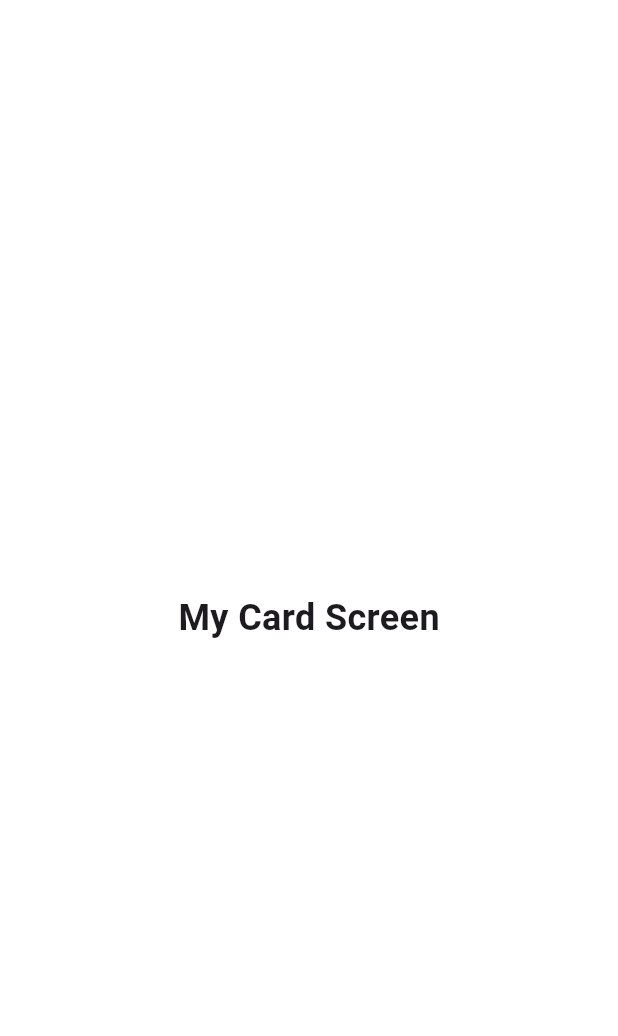
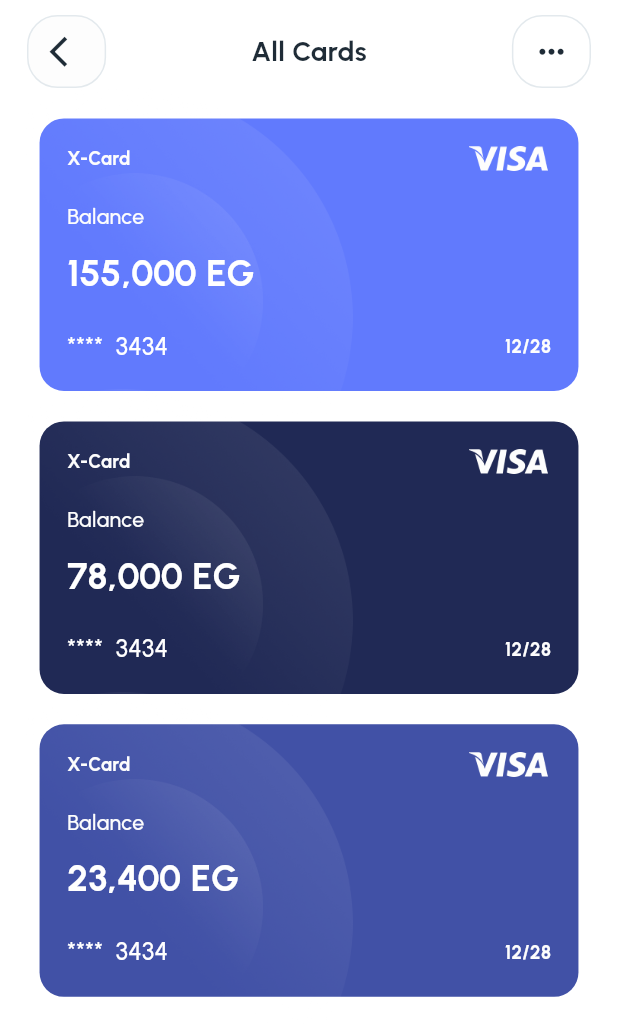
Before and after one commit to sohibemad122/finance_ui, a Flutter app: the MyCard screen opened directly, on a phone screen of 412 x 824 dp. Shown: the top 1036 px of the screen. Run offline on Flutter 3.47's test engine with Material 3 defaults, Android fonts, the phone set to English and light mode, and no system bars; our stand-ins replace carousel_slider, flutter_screenutil, persistent_bottom_nav_bar_v2, pin_code_fields.

Commit message:
All Card Page

```diff
--- a/lib/feature/home/ui/my_card.dart
+++ b/lib/feature/home/ui/my_card.dart
@@ -1,5 +1,9 @@
+import 'package:finance_ui/core/helpers/spacing.dart';
 import 'package:finance_ui/core/theme/app_colors.dart';
+import 'package:finance_ui/feature/home/widgets/back_botton.dart';
+import 'package:finance_ui/feature/home/widgets/card_item.dart';
 import 'package:flutter/material.dart';
+import 'package:flutter_screenutil/flutter_screenutil.dart';
 
 class MyCard extends StatelessWidget {
   const MyCard({super.key});
@@ -9,10 +13,29 @@ class MyCard extends StatelessWidget {
     return Scaffold(
       backgroundColor: AppColors.white,
       body: SafeArea(
-        child: Center(
-          child: Text(
-            'My Card Screen',
-            style: TextStyle(fontSize: 24, fontWeight: FontWeight.bold),
+        child: Padding(
+          padding: const EdgeInsets.symmetric(horizontal: 18.0, vertical: 10),
+          child: SingleChildScrollView(
+            child: Column(
+              children: [
+                const BackBottonAndAppBar(),
+                verticalSpace(20),
+                CardItem(height: 179.h, weight: 327.w, balance: '155,000 EG'),
+                verticalSpace(20),
+                CardItem(
+                  height: 179.h,
+                  weight: 327.w,
+                  backgroundColor: AppColors.darkBlue,
+                  balance: '78,000 EG',
+                ),
+                verticalSpace(20),
+                CardItem(
+                  height: 179.h,
+                  weight: 327.w,
+                  backgroundColor: AppColors.darkPurple,
+                ),
+              ],
+            ),
           ),
         ),
       ),
--- /dev/null
+++ b/lib/feature/home/widgets/back_botton.dart
@@ -0,0 +1,56 @@
+import 'package:finance_ui/core/theme/app_colors.dart';
+import 'package:finance_ui/core/theme/text_style.dart';
+import 'package:flutter/material.dart';
+import 'package:flutter_screenutil/flutter_screenutil.dart';
+
+class BackBottonAndAppBar extends StatelessWidget {
+  const BackBottonAndAppBar({super.key});
+
+  @override
+  Widget build(BuildContext context) {
+    return Row(
+      mainAxisAlignment: MainAxisAlignment.spaceBetween,
+      children: [
+        Container(
+          height: 48.h,
+          width: 48.w,
+          decoration: BoxDecoration(
+            color: AppColors.neutral10,
+            borderRadius: BorderRadius.circular(20.r),
+            border: Border.all(color: AppColors.neutral30, width: 1),
+          ),
+          child: Padding(
+            padding: const EdgeInsets.symmetric(horizontal: 14.0),
+            child: Icon(
+              Icons.arrow_back_ios,
+              size: 24.sp,
+              weight: 24.w,
+              color: AppColors.neutral100,
+            ),
+          ),
+        ),
+
+        Text('All Cards', style: TextStyles.font18neutral100semibold),
+
+        Container(
+          height: 48.h,
+          width: 48.w,
+          decoration: BoxDecoration(
+            color: AppColors.white,
+            borderRadius: BorderRadius.circular(20.r),
+            border: Border.all(color: AppColors.neutral30, width: 1),
+          ),
+          child: Padding(
+            padding: const EdgeInsets.symmetric(horizontal: 10.0),
+            child: Icon(
+              Icons.more_horiz,
+              size: 24.sp,
+              weight: 24.w,
+              color: AppColors.neutral100,
+            ),
+          ),
+        ),
+      ],
+    );
+  }
+}
--- a/lib/feature/home/widgets/card_item.dart
+++ b/lib/feature/home/widgets/card_item.dart
@@ -11,6 +11,8 @@ class CardItem extends StatelessWidget {
   final String? expiryDate;
   final String? cardTypeImage;
   final Color? backgroundColor;
+  final double? height;
+  final double? weight;
 
   const CardItem({
     super.key,
@@ -20,13 +22,15 @@ class CardItem extends StatelessWidget {
     this.expiryDate,
     this.cardTypeImage,
     this.backgroundColor,
+    this.height,
+    this.weight,
   });
 
   @override
   Widget build(BuildContext context) {
     return SizedBox(
-      width: 207.w,
-      height: 263.h,
+      width: weight ?? 207.w,
+      height: height ?? 263.h,
       child: Stack(
         clipBehavior: Clip.none,
         children: [
@@ -64,7 +68,7 @@ class CardItem extends StatelessWidget {
                 Text('Balance', style: TextStyles.font14neutral0medium),
                 verticalSpace(10),
                 Text(
-                  balance ?? '23400 EG',
+                  balance ?? '23,400 EG',
                   style: TextStyles.font24whitesemibold,
                 ),
 
@@ -110,5 +114,4 @@ class CardItem extends StatelessWidget {
       ),
     );
   }
-
 }
--- a/lib/feature/home/widgets/carousel_slider.dart
+++ b/lib/feature/home/widgets/carousel_slider.dart
@@ -20,7 +20,7 @@ class _CustomCarouselSliderState extends State<CustomCarouselSlider> {
     CardItem(
       cardName: 'Z-Card',
       cardTypeImage: 'assets/images/Group 3.png',
-      balance: '5000 EG',
+      balance: '5,000 EG',
       cardNumber: '****  9012',
       expiryDate: '05/24',
     ),
```
